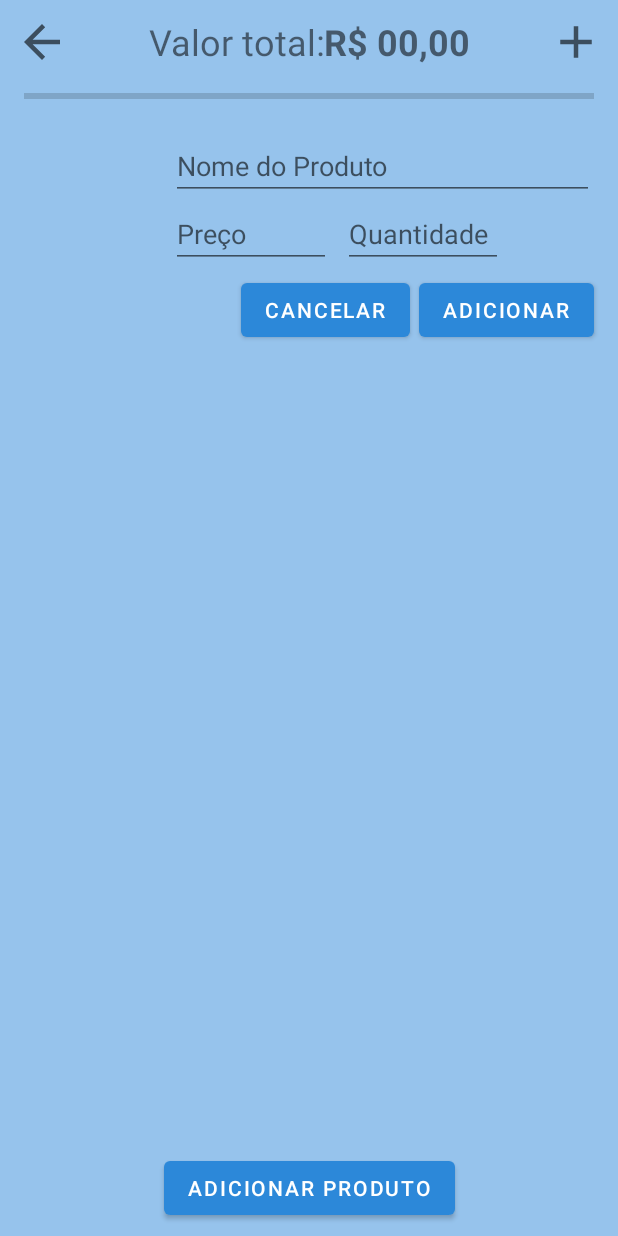
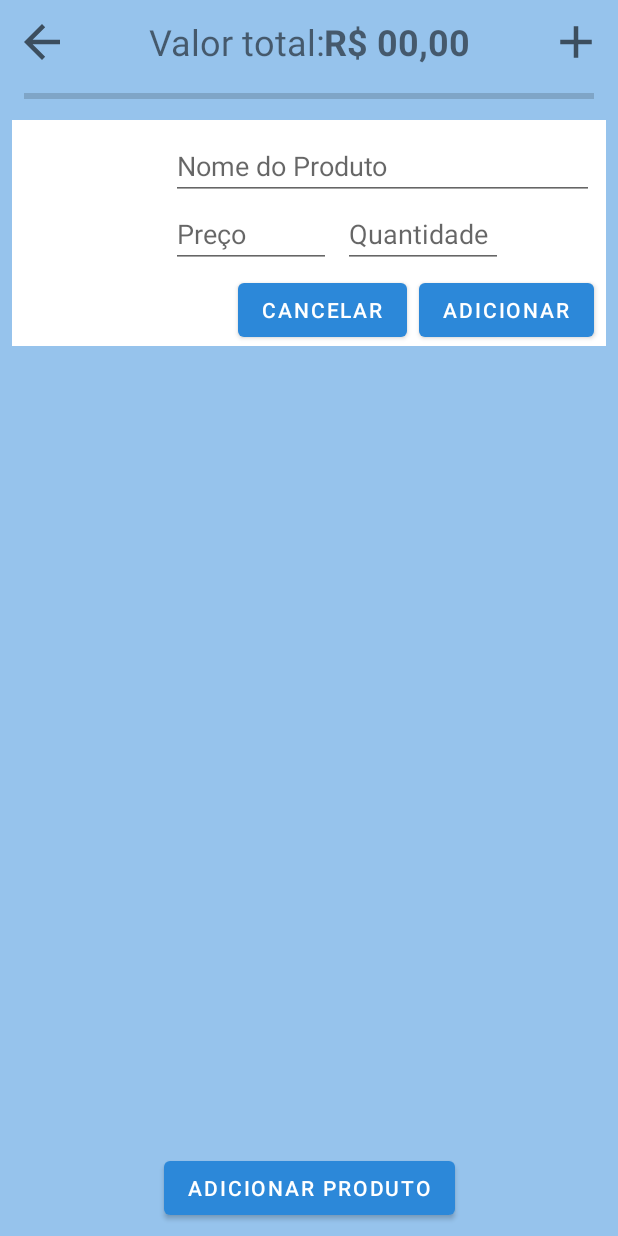
Before and after one commit to mattolivr/Mercapli, an Android app: the CarrinhoActivity screen opened directly, with no data from a screen before it, after a tap on "ADICIONAR PRODUTO", on a phone screen of 412 x 824 dp. Run offline under Robolectric (Android 15) with nearby library versions, the phone set to English and light mode, and no system bars.

Commit message:
Blocos de Itens do Carrinho ocupando largura máxima

```diff
--- a/app/src/main/java/sp/senai/br/mercapli/CarrinhoActivity.java
+++ b/app/src/main/java/sp/senai/br/mercapli/CarrinhoActivity.java
@@ -2,6 +2,7 @@ package sp.senai.br.mercapli;
 
 import android.os.Bundle;
 import android.view.View;
+import android.view.ViewGroup;
 import android.widget.Toast;
 
 import androidx.appcompat.app.AppCompatActivity;
--- a/app/src/main/java/sp/senai/br/mercapli/adapters/CompraAdapter.java
+++ b/app/src/main/java/sp/senai/br/mercapli/adapters/CompraAdapter.java
@@ -33,10 +33,12 @@ public class CompraAdapter extends RecyclerView.Adapter {
 
         switch (viewType) {
             case PROD_VIEW:
-                view = LayoutInflater.from(parent.getContext()).inflate(R.layout.layout_produto, null);
+                view = LayoutInflater.from(parent.getContext()).inflate(R.layout.layout_produto, parent, false);
+                view.setLayoutParams(new RecyclerView.LayoutParams(RecyclerView.LayoutParams.MATCH_PARENT, RecyclerView.LayoutParams.WRAP_CONTENT));
                 return new CompraViewHolder(view);
             case PROD_EDIT:
-                view = LayoutInflater.from(parent.getContext()).inflate(R.layout.layout_produto_edit, null);
+                view = LayoutInflater.from(parent.getContext()).inflate(R.layout.layout_produto_edit, parent, false);
+                view.setLayoutParams(new RecyclerView.LayoutParams(RecyclerView.LayoutParams.MATCH_PARENT, RecyclerView.LayoutParams.WRAP_CONTENT));
                 return new CompraViewHolder(view);
         }
         return null;
@@ -105,8 +107,8 @@ public class CompraAdapter extends RecyclerView.Adapter {
     }
 
     private void insertDataOnItem(CompraViewHolder holder, Item produto) {
-        Double dValor = Double.parseDouble(holder.precoE.getText().toString());
-        Integer iQtde = Integer.parseInt(holder.qtdeE.getText().toString());
+        Double  dValor = Double.parseDouble(holder.precoE.getText().toString());
+        Integer iQtde  = Integer.parseInt  (holder.qtdeE .getText().toString());
 
         produto.setNome(holder.nomeE.getText().toString());
         produto.setValor(dValor);
--- a/app/src/main/res/layout/layout_produto.xml
+++ b/app/src/main/res/layout/layout_produto.xml
@@ -3,8 +3,8 @@
     xmlns:app="http://schemas.android.com/apk/res-auto"
     xmlns:tools="http://schemas.android.com/tools"
     android:layout_width="match_parent"
-    android:layout_height="match_parent"
-    android:minWidth="1500dp">
+    android:layout_height="wrap_content"
+    android:background="@color/white">
 
     <TextView
         android:id="@+id/id_produto_layout"
@@ -20,6 +20,8 @@
         android:layout_height="90dp"
         android:layout_marginStart="8dp"
         android:layout_marginTop="8dp"
+        android:layout_marginBottom="8dp"
+        app:layout_constraintBottom_toBottomOf="parent"
         app:layout_constraintStart_toStartOf="parent"
         app:layout_constraintTop_toTopOf="parent"
         tools:srcCompat="@tools:sample/avatars" />
--- a/app/src/main/res/layout/layout_produto_edit.xml
+++ b/app/src/main/res/layout/layout_produto_edit.xml
@@ -3,7 +3,8 @@
     xmlns:app="http://schemas.android.com/apk/res-auto"
     xmlns:tools="http://schemas.android.com/tools"
     android:layout_width="match_parent"
-    android:layout_height="wrap_content">
+    android:layout_height="wrap_content"
+    android:background="@color/white">
 
     <ImageView
         android:id="@+id/foto_produto_edit"
@@ -83,13 +84,11 @@
         android:id="@+id/btnPrdEdtCancelar"
         android:layout_width="wrap_content"
         android:layout_height="wrap_content"
-        android:layout_marginStart="154dp"
         android:layout_marginTop="4dp"
         android:layout_marginEnd="8dp"
         android:text="CANCELAR"
         app:layout_constraintBottom_toBottomOf="parent"
         app:layout_constraintEnd_toStartOf="@+id/btnPrdEdtAdicionar"
-        app:layout_constraintStart_toStartOf="parent"
         app:layout_constraintTop_toBottomOf="@+id/linearLayout2" />
 
 </androidx.constraintlayout.widget.ConstraintLayout>
```
